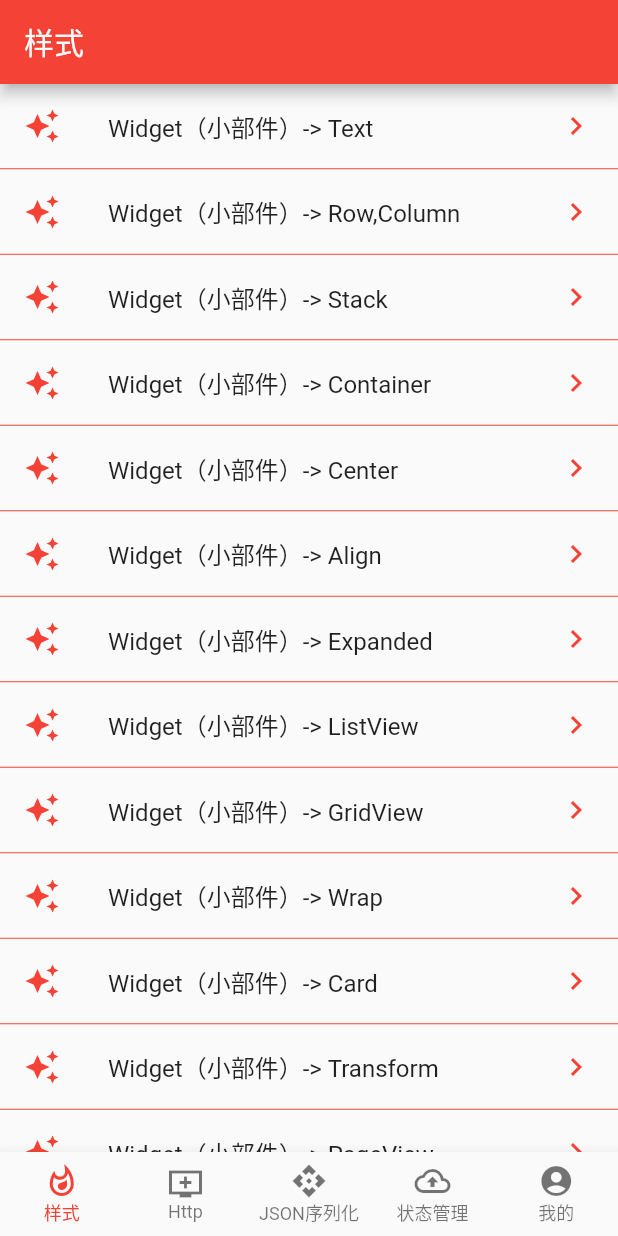
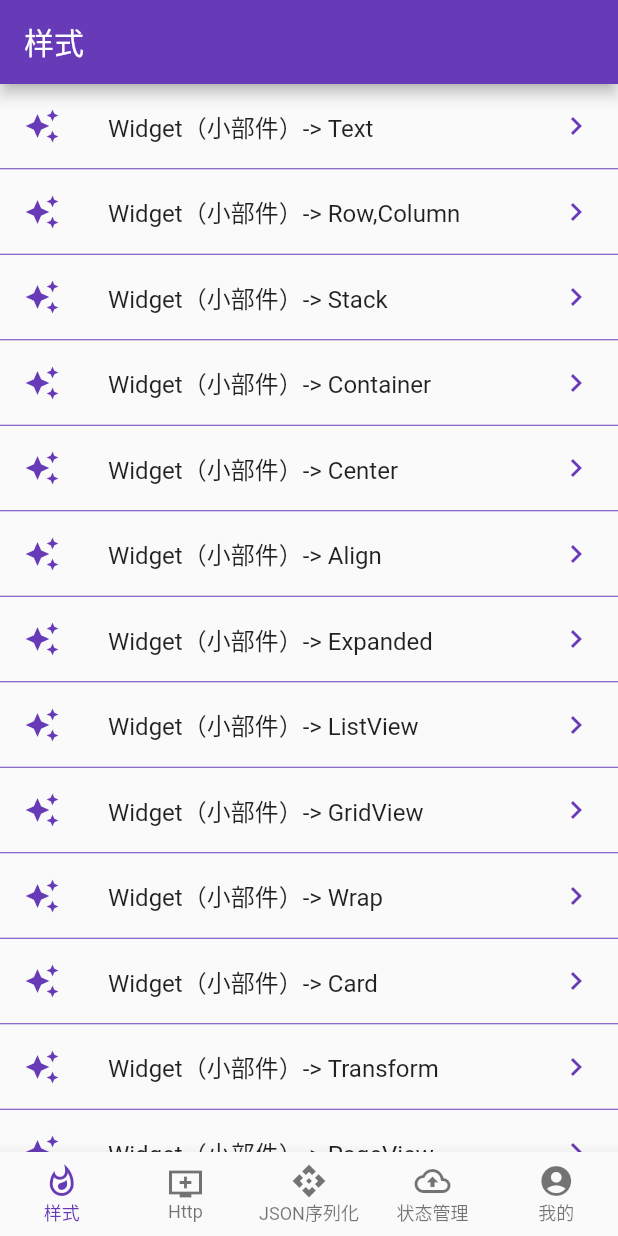
Before and after one commit to xbl741323/Flutter, a Flutter app: the screen it shows after launch, on a phone screen of 412 x 824 dp. Run offline on Flutter 3.47's test engine with Material 2 defaults, Android fonts, the phone set to English and light mode, and no system bars; our stand-ins replace dio, flutter_html, shared_preferences; network calls fail.

Commit message:
提交更新

```diff
--- a/flutter_study_project/flutter_study/lib/components/style/style_card.dart
+++ b/flutter_study_project/flutter_study/lib/components/style/style_card.dart
@@ -29,7 +29,7 @@ class style_card_state extends State<style_card> {
         Text('在Flutter中，Card具有圆角和阴影，这使它有一个3D效果。更改Card的elevation属性允许您控制投影效果。'),
         Card(
           margin: EdgeInsets.only(top: 10),
-          shadowColor: Colors.red,
+          shadowColor: Colors.deepPurple,
           shape: RoundedRectangleBorder(
             borderRadius: BorderRadius.all(Radius.circular(0.0)), // 设置圆角大小
           ),
--- a/flutter_study_project/flutter_study/lib/components/style/style_pageview.dart
+++ b/flutter_study_project/flutter_study/lib/components/style/style_pageview.dart
@@ -31,7 +31,7 @@ class style_page_view_state extends State<style_page_view> {
         Container(
           margin: EdgeInsets.only(top:10),
           height: 200,
-          color: Colors.red,
+          color: Colors.deepPurple,
           alignment: Alignment.center,
           child: PageView.builder(
               itemCount: 10000,
@@ -47,7 +47,7 @@ class style_page_view_state extends State<style_page_view> {
   Widget getPageItem(index) {
     return Container(
       alignment: Alignment.center,
-      color: Colors.red,
+      color: Colors.deepPurple,
       child: Text(
         '${index}',
         style: TextStyle(color: Colors.white, fontSize: 20),
--- a/flutter_study_project/flutter_study/lib/components/style/style_tabbarview.dart
+++ b/flutter_study_project/flutter_study/lib/components/style/style_tabbarview.dart
@@ -21,7 +21,7 @@ class style_tabBar_state extends State<style_tabBar_view> {
       child: Scaffold(
         appBar: AppBar(
           title: Text("TabBarView"),
-          backgroundColor: Colors.red,
+          backgroundColor: Colors.deepPurple,
           bottom: TabBar(
               indicatorColor: Colors.white,
               tabs: myTabs.map((e) => Tab(text: e)).toList()),
@@ -35,7 +35,7 @@ class style_tabBar_state extends State<style_tabBar_view> {
     return Center(
       child: Container(
         child:
-            Text('${title}', style: TextStyle(color: Colors.red, fontSize: 20)),
+            Text('${title}', style: TextStyle(color: Colors.deepPurple, fontSize: 20)),
       ),
     );
   }
--- a/flutter_study_project/flutter_study/lib/components/style/style_transform.dart
+++ b/flutter_study_project/flutter_study/lib/components/style/style_transform.dart
@@ -30,7 +30,7 @@ class style_transform_state extends State<style_transform> {
         Transform(
           child: Container(
             margin: EdgeInsets.only(top: 100),
-            color: Colors.red,
+            color: Colors.deepPurple,
             child: Image.asset("assets/images/one.jpg",width: 200,height: 200,fit: BoxFit.fill),
           ),
           alignment: Alignment.center,
--- a/flutter_study_project/flutter_study/lib/main.dart
+++ b/flutter_study_project/flutter_study/lib/main.dart
@@ -24,7 +24,7 @@ class MyApp extends StatelessWidget {
         debugShowCheckedModeBanner: true, //控制右上角debug显隐
         title: 'Flutter Demo',
         theme: ThemeData(
-          primarySwatch: Colors.red,
+          primarySwatch: Colors.deepPurple,
         ),
         home: MyHomePage(title: 'Flutter深度学习'),
       ),
--- a/flutter_study_project/flutter_study/lib/views/json/json.dart
+++ b/flutter_study_project/flutter_study/lib/views/json/json.dart
@@ -10,7 +10,7 @@ class Json extends StatelessWidget {
       body: Center(
         child: Text(
           "Json序列化",
-          style: TextStyle(fontSize: 30),
+          style: TextStyle(fontSize: 30,color: Colors.deepPurple),
         ),
       ),
     );
--- a/flutter_study_project/flutter_study/lib/views/login/login.dart
+++ b/flutter_study_project/flutter_study/lib/views/login/login.dart
@@ -72,7 +72,7 @@ class _LoginBodyState extends State<Login> {
   Widget getDesc() {
     return Container(
       child: Text('欢迎登录Flutter测试页',
-          style: TextStyle(color: Colors.red, fontSize: 20)),
+          style: TextStyle(color: Colors.deepPurple, fontSize: 20)),
     );
   }
 
--- a/flutter_study_project/flutter_study/lib/views/my/my.dart
+++ b/flutter_study_project/flutter_study/lib/views/my/my.dart
@@ -55,7 +55,7 @@ class _MyState extends State<My> {
             width: 100,
             height: 40,
             decoration: BoxDecoration(
-              color: Colors.red,
+              color: Colors.deepPurple,
               borderRadius: BorderRadius.all(Radius.circular(5)),
             ),
             child: Consumer<LoginModel>(
--- a/flutter_study_project/flutter_study/lib/views/network/network.dart
+++ b/flutter_study_project/flutter_study/lib/views/network/network.dart
@@ -79,7 +79,7 @@ class _NetworkState extends State<Network> {
         padding: EdgeInsets.only(left: 10, right: 2, bottom: 10),
         margin: EdgeInsets.only(bottom: 7),
         decoration: BoxDecoration(
-            color: Colors.red,
+            color: Colors.deepPurple,
             borderRadius: BorderRadius.all(Radius.circular(10))),
         child: Column(
           mainAxisAlignment: MainAxisAlignment.start,
--- a/flutter_study_project/flutter_study/lib/views/network/property_detail.dart
+++ b/flutter_study_project/flutter_study/lib/views/network/property_detail.dart
@@ -115,7 +115,7 @@ class PropertyDetailState extends State<PropertyDetail> {
       alignment: Alignment.center,
       padding: EdgeInsets.only(left: 5, right: 5, top: 1, bottom: 2),
       decoration: BoxDecoration(
-          color: Colors.red,
+          color: Colors.deepPurple,
           borderRadius: BorderRadius.all(Radius.circular(5))),
       child: Text('${e['optionName']}',
           style: TextStyle(fontSize: 12, color: Colors.white)),
--- a/flutter_study_project/flutter_study/lib/views/state_manage/state_manage.dart
+++ b/flutter_study_project/flutter_study/lib/views/state_manage/state_manage.dart
@@ -105,12 +105,12 @@ class _StateManageState extends State<StateManage> {
             Consumer<LoginModel>(
               builder: (context, loginModel, Widget child) => Text(
                   '显示共享变量count：' + '${loginModel.count}',
-                  style: TextStyle(color: Colors.red, fontSize: 30)),
+                  style: TextStyle(color: Colors.deepPurple, fontSize: 30)),
             ),
             Consumer<LoginModel>(
               builder: (context, loginModel, Widget child) => Text(
                 '当前登录状态状态：' + '${loginModel.loginFlag}',
-                style: TextStyle(color: Colors.red),
+                style: TextStyle(color: Colors.deepPurple),
               ),
             ),
           ],
--- a/flutter_study_project/flutter_study/lib/views/style/style.dart
+++ b/flutter_study_project/flutter_study/lib/views/style/style.dart
@@ -47,7 +47,7 @@ class Style extends StatelessWidget {
       child: ListView.separated(
         itemCount: strItems.length,
         separatorBuilder: (BuildContext context, int index) {
-          return Divider(height: 1.0, color: Colors.red);
+          return Divider(height: 1.0, color: Colors.deepPurple);
         },
         controller: _controller,
         itemBuilder: (context, index) {
@@ -63,9 +63,9 @@ class Style extends StatelessWidget {
       BuildContext context, String strItem, index) {
       return new ListTile(
         isThreeLine: false,
-        leading: new Icon(Icons.auto_awesome, color: Colors.red),
+        leading: new Icon(Icons.auto_awesome, color: Colors.deepPurple),
         title: new Text(strItem),
-        trailing: new Icon(Icons.keyboard_arrow_right, color: Colors.red),
+        trailing: new Icon(Icons.keyboard_arrow_right, color: Colors.deepPurple),
         onTap: () {
           switch (index) {
             case 0:
```
Also changed, not shown: 6 other files.
